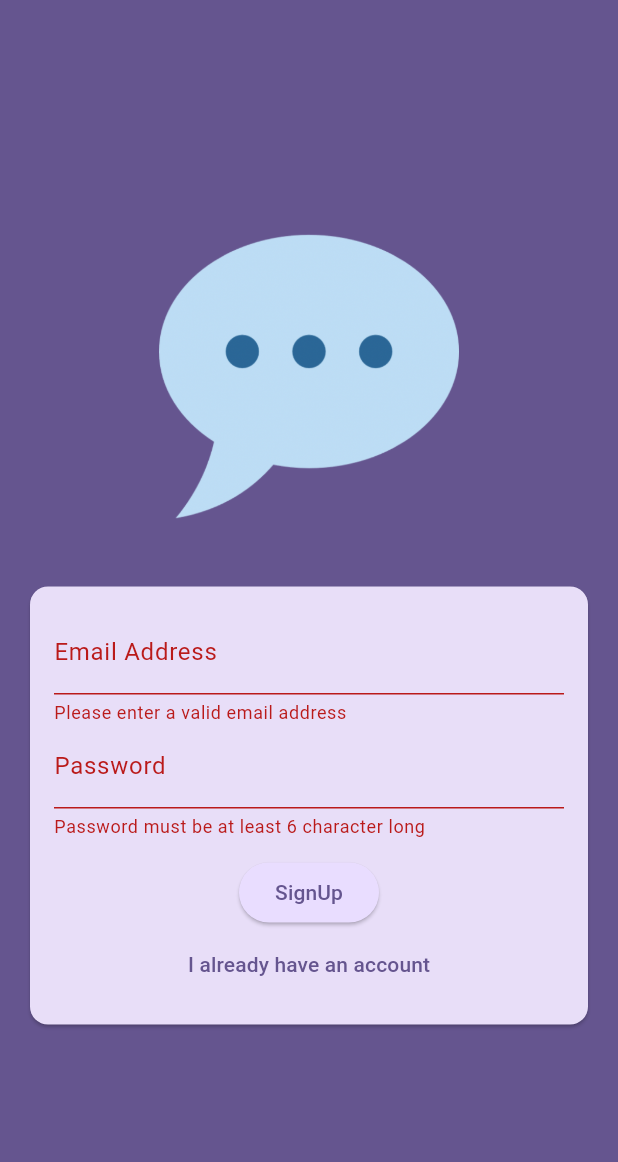
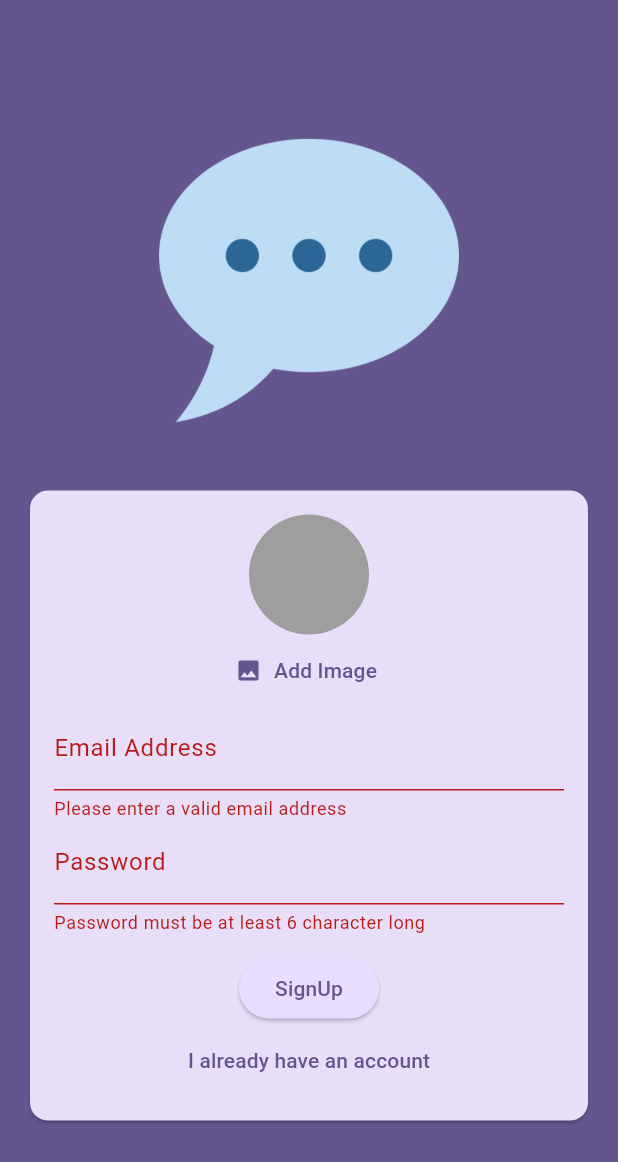
Before and after one commit to nabeel1o1/LearnFlutter, a Flutter app: the screen it shows after launch, after a tap on "Login", after a tap on "Create an account", on a phone screen of 412 x 824 dp. Shown: the top 1162 px of the screen. Run offline on Flutter 3.47's test engine with Material 3 defaults, Android fonts, the phone set to English and light mode, and no system bars; our stand-ins replace firebase_auth, firebase_core, firebase_storage, flutter_map, flutter_riverpod, geocoding and 7 more; accounts and stored records are empty.

Commit message:
Signup and login functionality add

```diff
--- a/lib/chat_app/screens/login_screen.dart
+++ b/lib/chat_app/screens/login_screen.dart
@@ -1,6 +1,10 @@
+import 'dart:io';
+
 import 'package:firebase_auth/firebase_auth.dart';
+import 'package:firebase_storage/firebase_storage.dart';
 import 'package:flutter/cupertino.dart';
 import 'package:flutter/material.dart';
+import 'package:flutteroid_app/chat_app/widgets/user_image_picker.dart';
 
 final _firebase = FirebaseAuth.instance;
 
@@ -20,20 +24,41 @@ class _LoginScreenState extends State<LoginScreen> {
 
   var _enteredPassword = '';
 
+  File? _selectedImage;
+
+  var _isAuthenticating = false;
+
   void _submit() async {
     final isValid = _formKey.currentState!.validate();
-    if (!isValid) {
+    if (!isValid || !_isLogin && _selectedImage == null) {
       return;
     }
     _formKey.currentState!.save();
+    try {
+      setState(() {
+        _isAuthenticating = true;
+      });
       if (_isLogin) {
+        final userCredentials = await _firebase.signInWithEmailAndPassword(
+          email: _enteredEmail,
+          password: _enteredPassword,
+        );
+        print('Firebase_SIGNIN_CALLBACK $userCredentials');
       } else {
-      try {
         final userCredentials = await _firebase.createUserWithEmailAndPassword(
           email: _enteredEmail,
           password: _enteredPassword,
         );
-        print('Firebase_SIGNUP_CALLBACK $userCredentials');
+
+        final storageRef = FirebaseStorage.instance
+            .ref()
+            .child('user_profile_images')
+            .child('${userCredentials.user!.uid}.jpg');
+
+        await storageRef.putFile(_selectedImage!);
+        final imageUrl = await storageRef.getDownloadURL();
+        print('User Profile Image : $imageUrl');
+      }
     } on FirebaseAuthException catch (error) {
       if (context.mounted) {
         ScaffoldMessenger.of(context).clearSnackBars();
@@ -43,7 +68,9 @@ class _LoginScreenState extends State<LoginScreen> {
           ),
         );
       }
-      }
+      setState(() {
+        _isAuthenticating = false;
+      });
     }
   }
 
@@ -76,6 +103,13 @@ class _LoginScreenState extends State<LoginScreen> {
                       child: Column(
                         mainAxisSize: MainAxisSize.min,
                         children: [
+                          !_isLogin
+                              ? UserImagePicker(
+                                  onSelectedImage: (imageFile) {
+                                    _selectedImage = imageFile;
+                                  },
+                                )
+                              : Container(),
                           TextFormField(
                             decoration: const InputDecoration(
                               labelText: 'Email Address',
@@ -111,6 +145,9 @@ class _LoginScreenState extends State<LoginScreen> {
                           const SizedBox(
                             height: 12,
                           ),
+                          if (_isAuthenticating)
+                            const CircularProgressIndicator(),
+                          if (!_isAuthenticating)
                             ElevatedButton(
                               onPressed: _submit,
                               style: ElevatedButton.styleFrom(
@@ -122,6 +159,7 @@ class _LoginScreenState extends State<LoginScreen> {
                                 _isLogin ? 'Login' : 'SignUp',
                               ),
                             ),
+                          if (!_isAuthenticating)
                             TextButton(
                               onPressed: () {
                                 setState(() {
--- /dev/null
+++ b/lib/chat_app/screens/splash_screen.dart
@@ -0,0 +1,18 @@
+import 'package:flutter/material.dart';
+
+class SplashScreen extends StatelessWidget {
+  const SplashScreen({super.key});
+
+  @override
+  Widget build(BuildContext context) {
+    return Scaffold(
+      body: Center(
+        child: Text(
+          'Loading data...',
+          style: Theme.of(context).textTheme.titleLarge,
+
+        ),
+      ),
+    );
+  }
+}
--- /dev/null
+++ b/lib/chat_app/widgets/user_image_picker.dart
@@ -0,0 +1,53 @@
+import 'dart:io';
+
+import 'package:flutter/material.dart';
+import 'package:image_picker/image_picker.dart';
+
+class UserImagePicker extends StatefulWidget {
+  const UserImagePicker({super.key, required this.onSelectedImage});
+
+  final void Function(File imageFile) onSelectedImage;
+
+  @override
+  State<UserImagePicker> createState() => _UserImagePickerState();
+}
+
+class _UserImagePickerState extends State<UserImagePicker> {
+  File? _pickedImageFile;
+
+  void _pickImage() async {
+    final pickedImage = await ImagePicker().pickImage(
+      source: ImageSource.camera,
+      imageQuality: 50,
+      maxWidth: 150,
+    );
+    if (pickedImage == null) {
+      return;
+    }
+    setState(() {
+      _pickedImageFile = File(pickedImage.path);
+    });
+    widget.onSelectedImage(_pickedImageFile!);
+  }
+
+  @override
+  Widget build(BuildContext context) {
+    return Column(
+      children: [
+        CircleAvatar(
+          radius: 40,
+          backgroundColor: Colors.grey,
+          foregroundImage:
+              _pickedImageFile != null ? FileImage(_pickedImageFile!) : null ,
+        ),
+        TextButton.icon(
+            onPressed: _pickImage,
+            icon: Icon(Icons.image),
+            label: Text(
+              'Add Image',
+              style: TextStyle(color: Theme.of(context).colorScheme.primary),
+            ))
+      ],
+    );
+  }
+}
--- a/lib/main.dart
+++ b/lib/main.dart
@@ -1,6 +1,9 @@
+import 'package:firebase_auth/firebase_auth.dart';
 import 'package:flutter/material.dart';
 import 'package:flutter_riverpod/flutter_riverpod.dart';
+import 'package:flutteroid_app/chat_app/screens/chat_screen.dart';
 import 'package:flutteroid_app/chat_app/screens/login_screen.dart';
+import 'package:flutteroid_app/chat_app/screens/splash_screen.dart';
 import 'package:flutteroid_app/favorite_places_app/screens/home_screen.dart';
 import 'package:flutteroid_app/shopping_app/screens/shopping_main_screen.dart';
 import 'package:firebase_core/firebase_core.dart';
@@ -60,7 +63,16 @@ void main() async {
               ),
         ),
         themeMode: ThemeMode.system,
-        home: const LoginScreen(),
+        home: StreamBuilder(stream: FirebaseAuth.instance.authStateChanges(), builder: (ctx, snapShot) {
+          if (snapShot.connectionState == ConnectionState.waiting) {
+            return const SplashScreen();
+          }
+          if (snapShot.hasData) {
+            return const ChatScreen();
+          } else {
+            return const LoginScreen();
+          }
+      }),
       ),
     ),
   );
--- a/pubspec.yaml
+++ b/pubspec.yaml
@@ -51,6 +51,8 @@ dependencies:
   sqflite: ^2.3.3+1
   firebase_core: ^2.24.2
   firebase_auth: ^4.16.0
+  firebase_storage: ^11.6.0
+  cloud_firestore: ^4.14.0
 
 dev_dependencies:
   flutter_test:
```
Also changed, not shown: lib/chat_app/screens/chat_screen.dart (added, +32 -0 lines), pubspec.lock, 3 other files. Lines whose indentation alone changed are shown as unchanged.
